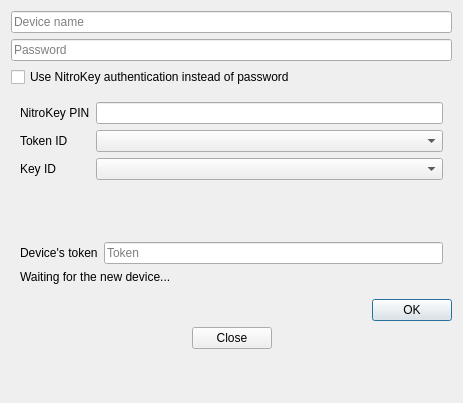
This is parsec/core/gui/forms/register_device.ui in Scille/parsec-cloud as Qt 5 draws it before an edit. The edited form follows.
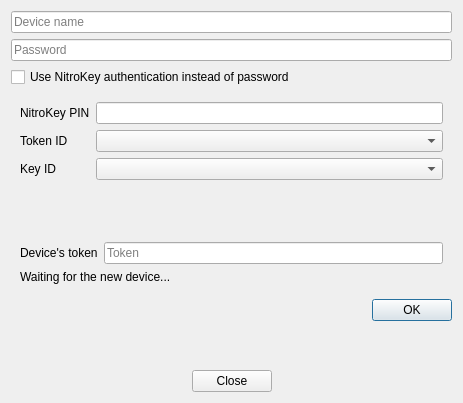
This is the edited form.

Patch:
```diff
--- a/parsec/core/gui/forms/register_device.ui
+++ b/parsec/core/gui/forms/register_device.ui
@@ -169,16 +169,6 @@
      </item>
     </layout>
    </item>
-   <item>
-    <widget class="QDialogButtonBox" name="button_box">
-     <property name="standardButtons">
-      <set>QDialogButtonBox::Close</set>
-     </property>
-     <property name="centerButtons">
-      <bool>true</bool>
-     </property>
-    </widget>
-   </item>
    <item>
     <spacer name="verticalSpacer">
      <property name="orientation">
@@ -192,6 +182,16 @@
      </property>
     </spacer>
    </item>
+   <item>
+    <widget class="QDialogButtonBox" name="button_box">
+     <property name="standardButtons">
+      <set>QDialogButtonBox::Close</set>
+     </property>
+     <property name="centerButtons">
+      <bool>true</bool>
+     </property>
+    </widget>
+   </item>
   </layout>
  </widget>
  <resources/>
```
